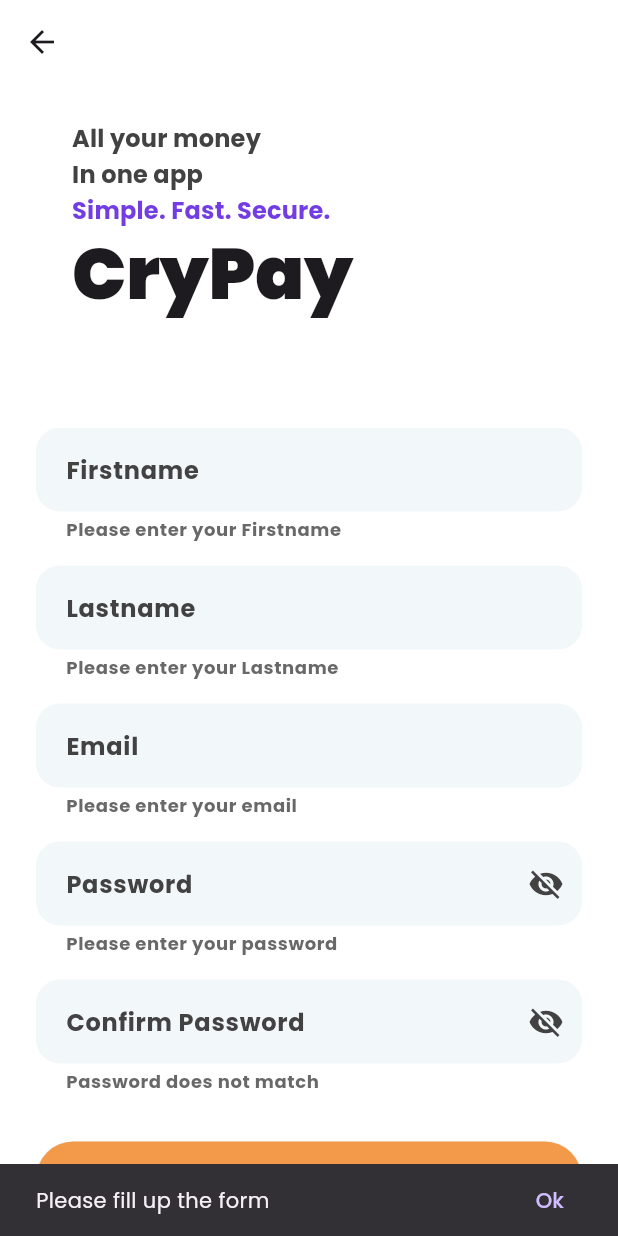
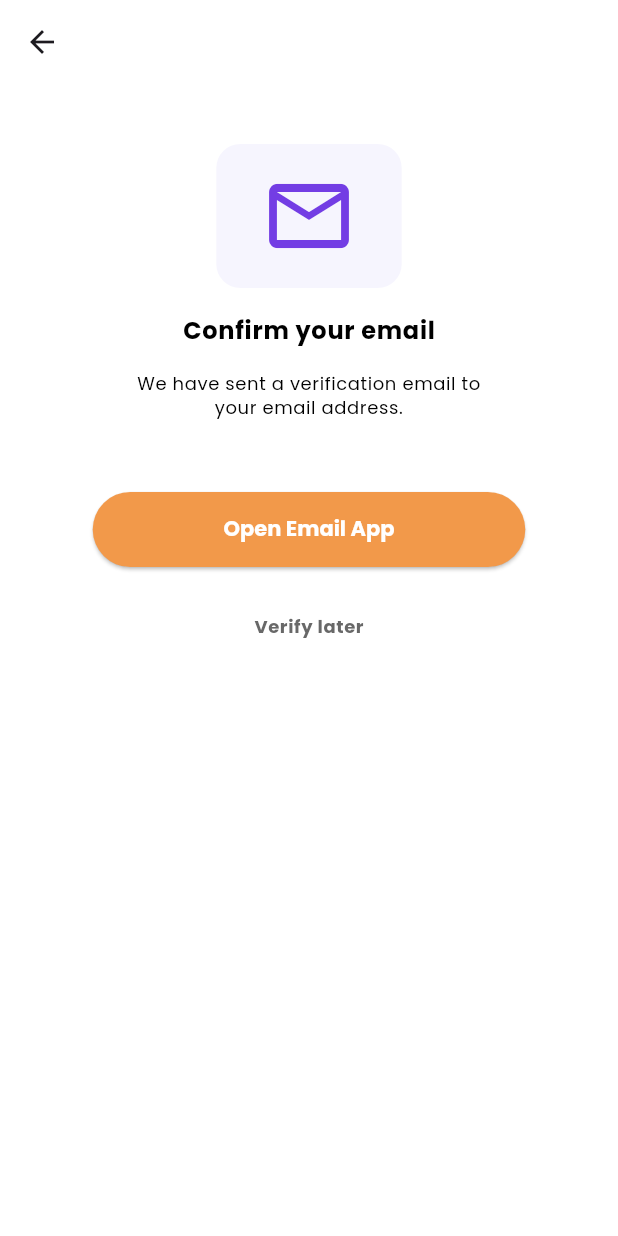
Before and after one commit to maherjaafar/nahkiw-flutter-podcast, a Flutter app: the SignUpPage screen opened by its route, after a tap on "Sign Up", on a phone screen of 412 x 824 dp. Run offline on Flutter 3.47's test engine with Material 3 defaults, Android fonts, the phone set to English and light mode, and no system bars; our stand-ins replace flutter_riverpod, freezed_annotation, go_router, google_fonts, logger, riverpod_annotation; missing offline and left inert: flutter_email_validator; generated files the repository leaves out were written again.

Commit message:
Implement confirm your email page

```diff
--- a/lib/src/core/constants/first_episode_colors.dart
+++ b/lib/src/core/constants/first_episode_colors.dart
@@ -2,9 +2,11 @@ import 'package:flutter/material.dart';
 
 class FirstEpisodeColors {
   static const Color white = Colors.white;
+  static const Color black = Colors.black;
   static const Color grey = Color(0xFF424242);
   static final Color grey80 = grey.withOpacity(0.8);
   static const Color purple = Color(0xff733DE4);
+  static const Color lightPurple = Color(0xffF6F5FE);
   static const Color lightBlue = Color(0xffF2F7FA);
   static const Color orange = Color(0xffF2994A);
 }
--- a/lib/src/core/constants/first_episode_sizes.dart
+++ b/lib/src/core/constants/first_episode_sizes.dart
@@ -1,4 +1,7 @@
 class FirstEpisodeSizes {
+  /// 0.0
+  static const double none = 0;
+
   /// 2.0
   static const double xxxSmall = 2;
 
--- a/lib/src/core/extensions/flex_extensions.dart
+++ b/lib/src/core/extensions/flex_extensions.dart
@@ -13,6 +13,12 @@ extension FlexX on Flex {
         separation,
       ],
     ];
-    return isRow ? Row(children: newChildren) : Column(children: newChildren);
+    return Flex(
+      direction: direction,
+      mainAxisSize: mainAxisSize,
+      mainAxisAlignment: mainAxisAlignment,
+      crossAxisAlignment: crossAxisAlignment,
+      children: newChildren,
+    );
   }
 }
--- a/lib/src/core/go_router/first_episode_go_router.dart
+++ b/lib/src/core/go_router/first_episode_go_router.dart
@@ -1,3 +1,4 @@
+import 'package:first_episode/src/features/authentication/presentation/pages/confirmation_email_sent_page.dart';
 import 'package:first_episode/src/src.dart';
 import 'package:flutter/material.dart';
 import 'package:go_router/go_router.dart';
@@ -63,11 +64,18 @@ final _signInRoute = GoRoute(
   name: FirstEpisodeRouteNames.signIn,
   path: FirstEpisodeRouteNames.signIn.path,
   builder: (context, state) => const SignInPage(),
-  routes: [
-    GoRoute(
-      path: FirstEpisodeRouteNames.signUp,
-      name: FirstEpisodeRouteNames.signUp,
-      builder: (context, state) => const SignUpPage(),
-    ),
-  ],
+  routes: [_signUpRoute],
 );
+
+final _signUpRoute = GoRoute(
+  path: FirstEpisodeRouteNames.signUp,
+  name: FirstEpisodeRouteNames.signUp,
+  builder: (context, state) => const SignUpPage(),
+  routes: [_confirmEmailRoute],
+);
+
+final _confirmEmailRoute = GoRoute(
+  path: FirstEpisodeRouteNames.confirmEmail,
+  name: FirstEpisodeRouteNames.confirmEmail,
+  builder: (context, state) => const ConfirmationEmailSentPage(),
+);
--- a/lib/src/core/go_router/first_episode_route_names.dart
+++ b/lib/src/core/go_router/first_episode_route_names.dart
@@ -2,6 +2,7 @@ class FirstEpisodeRouteNames {
   static const String root = '/';
   static const String signIn = 'sign-in';
   static const String signUp = 'sign-up';
+  static const String confirmEmail = 'confirm-email';
 }
 
 extension FirstEpisodeRouteNamesX on String {
--- a/lib/src/core/themes/theme_base.dart
+++ b/lib/src/core/themes/theme_base.dart
@@ -6,10 +6,27 @@ ThemeData buildThemeBase(Brightness brightness) {
   final baseTheme = ThemeData(brightness: brightness);
   final textTheme = GoogleFonts.poppinsTextTheme(baseTheme.textTheme);
   return baseTheme.copyWith(
+    elevatedButtonTheme: ElevatedButtonThemeData(
+      style: ElevatedButton.styleFrom(
+        backgroundColor: FirstEpisodeColors.orange,
+        foregroundColor: FirstEpisodeColors.white,
+        textStyle: textTheme.bodyLarge.bold?.copyWith(
+          color: FirstEpisodeColors.white,
+        ),
+        minimumSize: const Size(double.infinity, 50),
+      ),
+    ),
+    scaffoldBackgroundColor: FirstEpisodeColors.white,
+    appBarTheme: _appBarTheme,
     textTheme: textTheme,
     inputDecorationTheme: _buildInputDecorationTheme(textTheme),
   );
 }
+
+AppBarTheme get _appBarTheme => const AppBarTheme(
+      backgroundColor: FirstEpisodeColors.white,
+      elevation: 0,
+    );
 
 InputDecorationTheme _buildInputDecorationTheme(
   TextTheme textTheme,
--- a/lib/src/features/authentication/presentation/pages/authentication_page_base.dart
+++ b/lib/src/features/authentication/presentation/pages/authentication_page_base.dart
@@ -15,17 +15,11 @@ class AuthenticationPageBase extends StatelessWidget {
 
   @override
   Widget build(BuildContext context) {
-    return SafeArea(
-      child: Scaffold(
-        backgroundColor: FirstEpisodeColors.white,
-        appBar: AppBar(
-          scrolledUnderElevation: 0,
-          backgroundColor: FirstEpisodeColors.white,
-        ),
+    return Scaffold(
+      appBar: AppBar(),
       body: Padding(
-          padding: const EdgeInsets.all(FirstEpisodeSizes.large).copyWith(
-            top: 0,
-          ),
+        padding: const EdgeInsets.all(FirstEpisodeSizes.large)
+            .copyWith(top: FirstEpisodeSizes.none),
         child: Column(
           crossAxisAlignment: CrossAxisAlignment.start,
           children: [
@@ -66,7 +60,6 @@ class AuthenticationPageBase extends StatelessWidget {
               ),
             )
           ],
-          ),
         ),
       ),
     );
--- /dev/null
+++ b/lib/src/features/authentication/presentation/pages/confirmation_email_sent_page.dart
@@ -0,0 +1,78 @@
+import 'package:first_episode/src/src.dart';
+import 'package:flutter/material.dart';
+import 'package:flutter_riverpod/flutter_riverpod.dart';
+
+class ConfirmationEmailSentPage extends ConsumerWidget {
+  const ConfirmationEmailSentPage({Key? key}) : super(key: key);
+
+  @override
+  Widget build(BuildContext context, WidgetRef ref) {
+    final textTheme = context.textTheme;
+    return Scaffold(
+      appBar: AppBar(),
+      body: LayoutBuilder(
+        builder: (context, constraints) {
+          final width = constraints.maxWidth;
+          return SizedBox(
+            width: width,
+            child: Column(
+              mainAxisAlignment: MainAxisAlignment.start,
+              crossAxisAlignment: CrossAxisAlignment.center,
+              children: [
+                const SizedBox(height: FirstEpisodeSizes.large),
+                Container(
+                  width: width * 0.3,
+                  alignment: Alignment.center,
+                  padding: const EdgeInsets.all(FirstEpisodeSizes.medium),
+                  decoration: const BoxDecoration(
+                    color: FirstEpisodeColors.lightPurple,
+                    borderRadius: BorderRadius.all(
+                      Radius.circular(FirstEpisodeSizes.medium),
+                    ),
+                  ),
+                  child: const Icon(
+                    Icons.email_outlined,
+                    color: FirstEpisodeColors.purple,
+                    size: FirstEpisodeSizes.xxxLarge,
+                  ),
+                ),
+                Text(
+                  'Confirm your email',
+                  style: textTheme.bodyLarge.bold?.copyWith(
+                    color: FirstEpisodeColors.black,
+                  ),
+                ),
+                Container(
+                  alignment: Alignment.center,
+                  width: width * 0.6,
+                  child: Text(
+                    'We have sent a verification email to your email address.',
+                    style: textTheme.bodySmall?.copyWith(
+                      color: FirstEpisodeColors.black,
+                    ),
+                    textAlign: TextAlign.center,
+                  ),
+                ),
+                const SizedBox(height: FirstEpisodeSizes.medium),
+                ElevatedButton(
+                  style: ElevatedButton.styleFrom(
+                    minimumSize: Size(width * 0.7, 50),
+                  ),
+                  onPressed: () {},
+                  child: const Text('Open Email App'),
+                ),
+                FirstEpisodeClickableText(
+                  text: 'Verify later',
+                  textStyle: textTheme.bodySmall.bold?.copyWith(
+                    color: FirstEpisodeColors.grey80,
+                  ),
+                  onPressed: () {},
+                ),
+              ],
+            ).separatedBy(FirstEpisodeSizes.medium),
+          );
+        },
+      ),
+    );
+  }
+}
--- a/lib/src/features/authentication/presentation/pages/pages.dart
+++ b/lib/src/features/authentication/presentation/pages/pages.dart
@@ -1,3 +1,4 @@
 export 'authentication_page_base.dart';
+export 'confirmation_email_sent_page.dart';
 export 'sign_in_page.dart';
 export 'sign_up_page.dart';
--- a/lib/src/features/authentication/presentation/pages/sign_up_page.dart
+++ b/lib/src/features/authentication/presentation/pages/sign_up_page.dart
@@ -16,13 +16,14 @@ class SignUpPage extends ConsumerWidget {
         isLoading: isLoading,
         text: 'Sign Up',
         onPressed: () {
-          if (isLoading) return;
-          final isFormValid = formKey.currentState!.validate();
-          if (isFormValid) {
-            context.goNamed(FirstEpisodeRouteNames.root);
-            return;
-          }
-          showSnackBar(context, 'Please fill up the form');
+          context.goNamed(FirstEpisodeRouteNames.confirmEmail);
+          // if (isLoading) return;
+          // final isFormValid = formKey.currentState!.validate();
+          // if (isFormValid) {
+          //   context.goNamed(FirstEpisodeRouteNames.root);
+          //   return;
+          // }
+          // showSnackBar(context, 'Please fill up the form');
         },
       ),
       secondaryAction: AuthActionItem(
--- a/lib/src/widgets/first_episode_clickable_text.dart
+++ b/lib/src/widgets/first_episode_clickable_text.dart
@@ -7,24 +7,24 @@ class FirstEpisodeClickableText extends StatelessWidget {
     required this.text,
     required this.onPressed,
     this.secondaryText,
+    this.textStyle,
   }) : super(key: key);
 
   final String text;
+  final TextStyle? textStyle;
   final String? secondaryText;
   final VoidCallback onPressed;
 
   @override
   Widget build(BuildContext context) {
-    final style = context.textTheme.bodyLarge.bold?.copyWith(
-      color: FirstEpisodeColors.grey,
-    );
+    final style = textStyle ??
+        context.textTheme.bodyLarge.bold?.copyWith(
+          color: FirstEpisodeColors.grey,
+        );
     return TextButton(
       onPressed: onPressed,
       child: secondaryText == null
-          ? Text(
-              text,
-              style: style,
-            )
+          ? Text(text, style: style)
           : RichText(
               text: TextSpan(
                 style: style?.copyWith(
```
Lines whose indentation alone changed are shown as unchanged.
